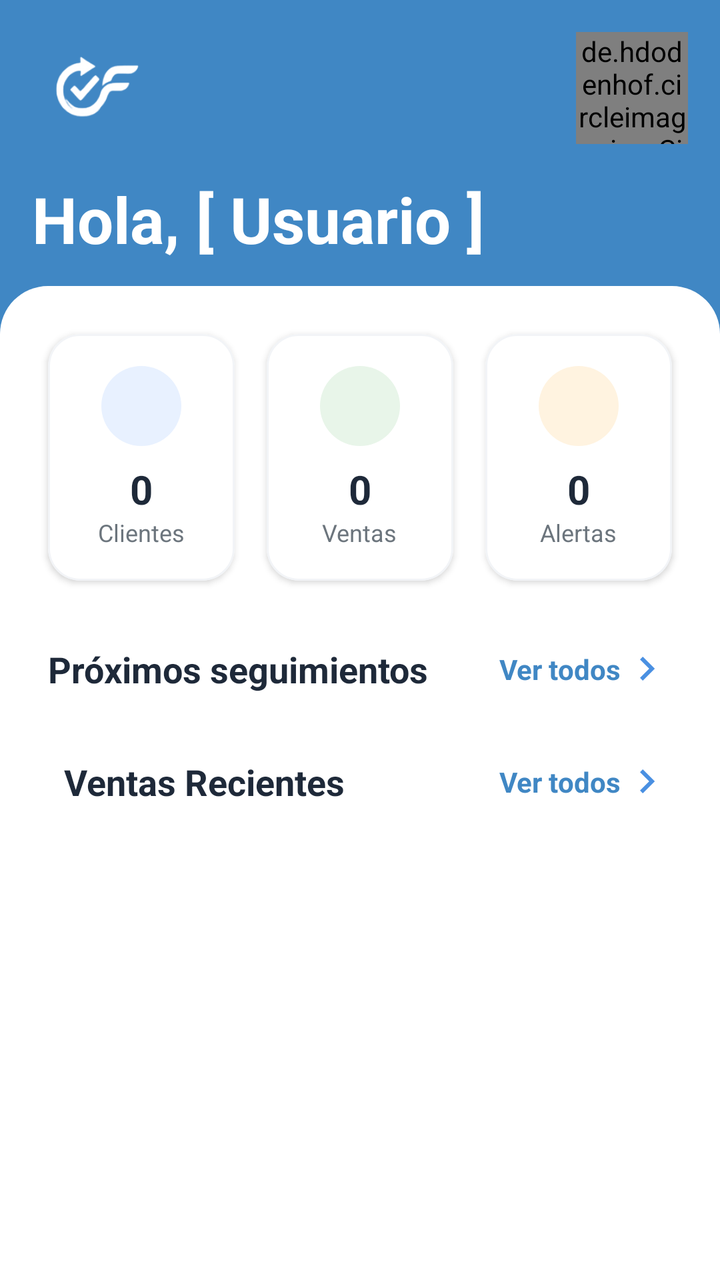
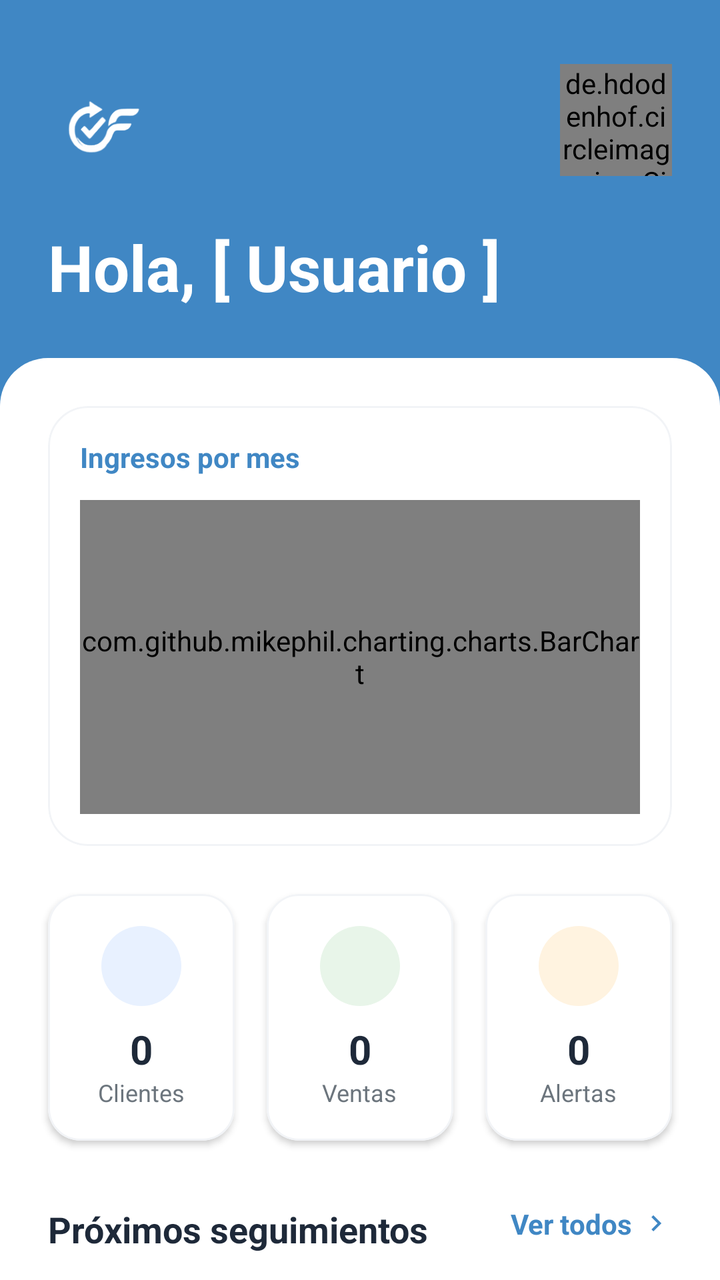

Two renders of the same Android screen: before a commit and after it. Below are the layout's source before the change and the commit's diff.
<!-- AndroidManifest.xml: application theme Theme.FollowUp -->
<!-- res/layout/fragment_inicio.xml -->
<?xml version="1.0" encoding="utf-8"?>
<androidx.coordinatorlayout.widget.CoordinatorLayout xmlns:android="http://schemas.android.com/apk/res/android"
    xmlns:app="http://schemas.android.com/apk/res-auto"
    xmlns:tools="http://schemas.android.com/tools"
    android:layout_width="match_parent"
    android:layout_height="match_parent"
    android:background="@color/primary_blue"
    tools:context=".fragments.InicioFragment">

    <com.google.android.material.appbar.AppBarLayout
        android:layout_width="match_parent"
        android:layout_height="wrap_content"
        android:background="@android:color/transparent"
        app:elevation="0dp">

        <androidx.constraintlayout.widget.ConstraintLayout
            android:layout_width="match_parent"
            android:layout_height="wrap_content"
            android:layout_marginBottom="12dp">

            <ImageView
                android:id="@+id/iv_logo_small"
                android:layout_width="56dp"
                android:layout_height="56dp"
                android:layout_margin="16dp"
                android:src="@mipmap/logo"
                app:layout_constraintStart_toStartOf="parent"
                app:layout_constraintTop_toTopOf="parent"
                app:tint="@color/white" />

            <de.hdodenhof.circleimageview.CircleImageView
                android:id="@+id/iv_profile_picture"
                android:layout_width="56dp"
                android:layout_height="56dp"
                android:layout_marginTop="16dp"
                android:layout_marginEnd="16dp"
                android:src="@android:color/darker_gray"
                app:civ_border_color="@color/white"
                app:civ_border_width="2dp"
                app:layout_constraintEnd_toEndOf="parent"
                app:layout_constraintTop_toTopOf="parent" />

            <TextView
                android:id="@+id/tv_saludo"
                android:layout_width="wrap_content"
                android:layout_height="wrap_content"
                android:layout_margin="16dp"
                android:text="Hola, [ Usuario ]"
                android:textColor="@color/white"
                android:textSize="32sp"
                android:textStyle="bold"
                app:layout_constraintStart_toStartOf="parent"
                app:layout_constraintTop_toBottomOf="@id/iv_logo_small" />

        </androidx.constraintlayout.widget.ConstraintLayout>
    </com.google.android.material.appbar.AppBarLayout>

    <androidx.core.widget.NestedScrollView
        android:layout_width="match_parent"
        android:layout_height="match_parent"
        android:background="@drawable/background_content_top_rounded"
        app:layout_behavior="@string/appbar_scrolling_view_behavior">

        <LinearLayout
            android:layout_width="match_parent"
            android:layout_height="wrap_content"
            android:orientation="vertical"
            android:padding="16dp">

            
            <LinearLayout
                android:layout_width="match_parent"
                android:layout_height="wrap_content"
                android:orientation="horizontal"
                android:weightSum="3">

                
                <com.google.android.material.card.MaterialCardView
                    android:id="@+id/card_clientes"
                    android:layout_width="0dp"
                    android:layout_height="wrap_content"
                    android:layout_margin="8dp"
                    android:layout_weight="1"
                    app:cardCornerRadius="16dp"
                    app:cardElevation="2dp"
                    app:strokeWidth="1dp"
                    app:strokeColor="#F2F4F7">
                    <LinearLayout
                        android:layout_width="match_parent"
                        android:layout_height="wrap_content"
                        android:gravity="center"
                        android:orientation="vertical"
                        android:padding="16dp">
                        <View
                            android:layout_width="40dp"
                            android:layout_height="40dp"
                            android:background="@drawable/background_circle_light_blue"
                            android:foreground="@drawable/ic_person"
                            android:foregroundTint="@color/primary_blue"
                            android:foregroundGravity="center"/>
                        <TextView
                            android:id="@+id/tv_count_clientes"
                            android:layout_width="wrap_content"
                            android:layout_height="wrap_content"
                            android:text="0"
                            android:textColor="@color/text_primary"
                            android:textSize="20sp"
                            android:textStyle="bold"
                            android:layout_marginTop="8dp"/>
                        <TextView
                            android:layout_width="wrap_content"
                            android:layout_height="wrap_content"
                            android:text="Clientes"
                            android:textColor="@color/text_secondary"
                            android:textSize="12sp" />
                    </LinearLayout>
                </com.google.android.material.card.MaterialCardView>

                
                <com.google.android.material.card.MaterialCardView
                    android:id="@+id/card_ventas"
                    android:layout_width="0dp"
                    android:layout_height="wrap_content"
                    android:layout_margin="8dp"
                    android:layout_weight="1"
                    app:cardCornerRadius="16dp"
                    app:cardElevation="2dp"
                    app:strokeWidth="1dp"
                    app:strokeColor="#F2F4F7">
                    <LinearLayout
                        android:layout_width="match_parent"
                        android:layout_height="wrap_content"
                        android:gravity="center"
                        android:orientation="vertical"
                        android:padding="16dp">
                        <View
                            android:layout_width="40dp"
                            android:layout_height="40dp"
                            android:background="@drawable/background_circle_light_green"
                            android:foreground="@drawable/ic_ventas"
                            android:foregroundTint="#27AE60"
                            android:foregroundGravity="center"/>
                        <TextView
                            android:id="@+id/tv_count_ventas"
                            android:layout_width="wrap_content"
                            android:layout_height="wrap_content"
                            android:text="0"
                            android:textColor="@color/text_primary"
                            android:textSize="20sp"
                            android:textStyle="bold"
                            android:layout_marginTop="8dp"/>
                        <TextView
                            android:layout_width="wrap_content"
                            android:layout_height="wrap_content"
                            android:text="Ventas"
                            android:textColor="@color/text_secondary"
                            android:textSize="12sp" />
                    </LinearLayout>
                </com.google.android.material.card.MaterialCardView>

                
                <com.google.android.material.card.MaterialCardView
                    android:id="@+id/card_alertas"
                    android:layout_width="0dp"
                    android:layout_height="wrap_content"
                    android:layout_margin="8dp"
                    android:layout_weight="1"
                    app:cardCornerRadius="16dp"
                    app:cardElevation="2dp"
                    app:strokeWidth="1dp"
                    app:strokeColor="#F2F4F7">
                    <LinearLayout
                        android:layout_width="match_parent"
                        android:layout_height="wrap_content"
                        android:gravity="center"
                        android:orientation="vertical"
                        android:padding="16dp">
                        <View
                            android:layout_width="40dp"
                            android:layout_height="40dp"
                            android:background="@drawable/background_circle_light_orange"
                            android:foreground="@android:drawable/ic_popup_reminder"
                            android:foregroundTint="#F2994A"
                            android:foregroundGravity="center"/>
                        <TextView
                            android:id="@+id/tv_count_alertas"
                            android:layout_width="wrap_content"
                            android:layout_height="wrap_content"
                            android:text="0"
                            android:textColor="@color/text_primary"
                            android:textSize="20sp"
                            android:textStyle="bold"
                            android:layout_marginTop="8dp"/>
                        <TextView
                            android:layout_width="wrap_content"
                            android:layout_height="wrap_content"
                            android:text="Alertas"
                            android:textColor="@color/text_secondary"
                            android:textSize="12sp" />
                    </LinearLayout>
                </com.google.android.material.card.MaterialCardView>
            </LinearLayout>

            
            <LinearLayout
                android:layout_width="match_parent"
                android:layout_height="wrap_content"
                android:layout_marginTop="24dp"
                android:layout_marginHorizontal="8dp">

                <TextView
                    android:layout_width="wrap_content"
                    android:layout_height="wrap_content"
                    android:text="Próximos seguimientos"
                    android:textColor="@color/text_primary"
                    android:textSize="18sp"
                    android:textStyle="bold" />

                <LinearLayout
                    android:layout_width="match_parent"
                    android:layout_height="match_parent"
                    android:gravity="end"
                    android:orientation="horizontal">

                    <TextView
                        android:id="@+id/tvToggle_Seguimientos"
                        android:layout_width="wrap_content"
                        android:layout_height="match_parent"
                        android:gravity="center"
                        android:text="Ver todos"
                        android:textColor="@color/primary_blue"
                        android:textSize="14sp"
                        android:textStyle="bold" />

                    <ImageView
                        android:id="@+id/ivToggle_Seguimientos"
                        android:layout_width="24dp"
                        android:layout_marginLeft="2dp"
                        android:layout_height="24dp"
                        android:contentDescription="Icono cliente"
                        android:src="@drawable/ic_toggle"
                        app:tint="#4A90E2" />

                </LinearLayout>

            </LinearLayout>

            <androidx.recyclerview.widget.RecyclerView
                android:id="@+id/rv_seguimientos"
                android:layout_width="match_parent"
                android:layout_height="wrap_content"
                android:layout_marginTop="8dp"
                android:nestedScrollingEnabled="false"
                tools:listitem="@layout/item_seguimiento_home" />

            
            
            <LinearLayout
                android:layout_width="match_parent"
                android:layout_height="wrap_content"
                android:layout_marginTop="24dp"
                android:layout_marginHorizontal="8dp">

                <TextView
                    android:layout_width="wrap_content"
                    android:layout_height="wrap_content"
                    android:layout_marginHorizontal="8dp"
                    android:text="Ventas Recientes"
                    android:textColor="@color/text_primary"
                    android:textSize="18sp"
                    android:textStyle="bold" />

                <LinearLayout
                    android:layout_width="match_parent"
                    android:layout_height="match_parent"
                    android:gravity="end"
                    android:orientation="horizontal">

                    <TextView
                        android:id="@+id/tvToggle_VentasRec"
                        android:layout_width="wrap_content"
                        android:layout_height="match_parent"
                        android:gravity="center"
                        android:text="Ver todos"
                        android:textColor="@color/primary_blue"
                        android:textSize="14sp"
                        android:textStyle="bold" />

                    <ImageView
                        android:id="@+id/ivToggle_VentasRec"
                        android:layout_width="24dp"
                        android:layout_marginLeft="2dp"
                        android:layout_height="24dp"
                        android:contentDescription="Icono cliente"
                        android:src="@drawable/ic_toggle"
                        app:tint="#4A90E2" />

                </LinearLayout>

            </LinearLayout>

            <androidx.recyclerview.widget.RecyclerView
                android:id="@+id/rv_ventas_recientes"
                android:layout_width="match_parent"
                android:layout_height="wrap_content"
                android:layout_marginTop="8dp"
                android:nestedScrollingEnabled="false"
                tools:listitem="@layout/item_seguimiento_home" />

        </LinearLayout>
    </androidx.core.widget.NestedScrollView>

</androidx.coordinatorlayout.widget.CoordinatorLayout>
<!-- res/layout/item_seguimiento_home.xml (included above) -->
<?xml version="1.0" encoding="utf-8"?>
<com.google.android.material.card.MaterialCardView xmlns:android="http://schemas.android.com/apk/res/android"
    xmlns:app="http://schemas.android.com/apk/res-auto"
    android:layout_width="match_parent"
    android:layout_height="wrap_content"
    android:layout_marginHorizontal="8dp"
    android:layout_marginVertical="4dp"
    app:cardCornerRadius="16dp"
    app:cardElevation="0dp"
    app:strokeWidth="1dp"
    app:strokeColor="#F2F4F7">

    <androidx.constraintlayout.widget.ConstraintLayout
        android:layout_width="match_parent"
        android:layout_height="wrap_content"
        android:padding="12dp">

        <View
            android:id="@+id/view_icon_bg"
            android:layout_width="40dp"
            android:layout_height="40dp"
            android:background="@drawable/background_circle_light_orange"
            app:layout_constraintBottom_toBottomOf="parent"
            app:layout_constraintStart_toStartOf="parent"
            app:layout_constraintTop_toTopOf="parent" />

        <ImageView
            android:id="@+id/iv_icon"
            android:layout_width="20dp"
            android:layout_height="20dp"
            android:src="@android:drawable/ic_menu_recent_history"
            app:tint="#F2994A"
            app:layout_constraintBottom_toBottomOf="@id/view_icon_bg"
            app:layout_constraintEnd_toEndOf="@id/view_icon_bg"
            app:layout_constraintStart_toStartOf="@id/view_icon_bg"
            app:layout_constraintTop_toTopOf="@id/view_icon_bg" />

        <TextView
            android:id="@+id/tv_cliente_nombre"
            android:layout_width="0dp"
            android:layout_height="wrap_content"
            android:layout_marginStart="12dp"
            android:text="Cliente"
            android:textColor="@color/text_primary"
            android:textSize="14sp"
            android:textStyle="bold"
            app:layout_constraintEnd_toStartOf="@+id/tv_fecha"
            app:layout_constraintStart_toEndOf="@id/view_icon_bg"
            app:layout_constraintTop_toTopOf="parent" />

        <TextView
            android:id="@+id/tv_producto_nombre"
            android:layout_width="0dp"
            android:layout_height="wrap_content"
            android:layout_marginStart="12dp"
            android:text="Nombre Producto"
            android:textColor="@color/text_secondary"
            android:textSize="12sp"
            app:layout_constraintEnd_toStartOf="@+id/tv_hora"
            app:layout_constraintStart_toEndOf="@id/view_icon_bg"
            app:layout_constraintTop_toBottomOf="@id/tv_cliente_nombre" />

        <TextView
            android:id="@+id/tv_fecha"
            android:layout_width="wrap_content"
            android:layout_height="wrap_content"
            android:text="06-mar"
            android:textColor="@color/text_primary"
            android:textSize="14sp"
            android:textStyle="bold"
            app:layout_constraintEnd_toEndOf="parent"
            app:layout_constraintTop_toTopOf="parent" />

        <TextView
            android:id="@+id/tv_hora"
            android:layout_width="wrap_content"
            android:layout_height="wrap_content"
            android:text="10:00"
            android:textColor="@color/text_secondary"
            android:textSize="12sp"
            app:layout_constraintEnd_toEndOf="parent"
            app:layout_constraintTop_toBottomOf="@id/tv_fecha" />

    </androidx.constraintlayout.widget.ConstraintLayout>
</com.google.android.material.card.MaterialCardView>
<!-- resources referenced by this layout -->
<resources>
  <color name="primary_blue">#4087C4</color>
  <color name="text_primary">#1E2939</color>
  <color name="text_secondary">#6C757D</color>
  <color name="white">#FFFFFFFF</color>
  <!-- drawable background_circle_light_blue (drawable) -->
  <?xml version="1.0" encoding="utf-8"?>
  <shape xmlns:android="http://schemas.android.com/apk/res/android"
      android:shape="oval">
      <solid android:color="#E8F1FF" />
  </shape>
  <!-- drawable background_circle_light_green (drawable) -->
  <?xml version="1.0" encoding="utf-8"?>
  <shape xmlns:android="http://schemas.android.com/apk/res/android"
      android:shape="oval">
      <solid android:color="#E8F5E9" />
  </shape>
  <!-- drawable background_circle_light_orange (drawable) -->
  <?xml version="1.0" encoding="utf-8"?>
  <shape xmlns:android="http://schemas.android.com/apk/res/android"
      android:shape="oval">
      <solid android:color="#FFF3E0" />
  </shape>
  <!-- drawable background_content_top_rounded (drawable) -->
  <?xml version="1.0" encoding="utf-8"?>
  <shape xmlns:android="http://schemas.android.com/apk/res/android"
      android:shape="rectangle">
      <solid android:color="@color/white" />
      <corners
          android:topLeftRadius="24dp"
          android:topRightRadius="24dp" />
  </shape>
  <!-- drawable ic_person (drawable) -->
  <vector xmlns:android="http://schemas.android.com/apk/res/android" android:height="24dp" android:tint="#4087C4" android:viewportHeight="24" android:viewportWidth="24" android:width="24dp">
        
      <path android:fillColor="@android:color/white" android:pathData="M12,12c2.21,0 4,-1.79 4,-4s-1.79,-4 -4,-4 -4,1.79 -4,4 1.79,4 4,4zM12,14c-2.67,0 -8,1.34 -8,4v2h16v-2c0,-2.66 -5.33,-4 -8,-4z"/>
      
  </vector>
  <!-- drawable ic_toggle (drawable) -->
  <vector xmlns:android="http://schemas.android.com/apk/res/android" android:autoMirrored="true" android:height="24dp" android:tint="#000000" android:viewportHeight="960" android:viewportWidth="960" android:width="24dp">
        
      <path android:fillColor="@android:color/white" android:pathData="M504,480L320,296L376,240L616,480L376,720L320,664L504,480Z"/>
      
  </vector>
  <!-- drawable ic_ventas (drawable) -->
  <vector xmlns:android="http://schemas.android.com/apk/res/android" android:height="24dp" android:tint="#000000" android:viewportHeight="960" android:viewportWidth="960" android:width="24dp">
        
      <path android:fillColor="@android:color/white" android:pathData="M223.5,856.5Q200,833 200,800Q200,767 223.5,743.5Q247,720 280,720Q313,720 336.5,743.5Q360,767 360,800Q360,833 336.5,856.5Q313,880 280,880Q247,880 223.5,856.5ZM623.5,856.5Q600,833 600,800Q600,767 623.5,743.5Q647,720 680,720Q713,720 736.5,743.5Q760,767 760,800Q760,833 736.5,856.5Q713,880 680,880Q647,880 623.5,856.5ZM246,240L342,440L622,440Q622,440 622,440Q622,440 622,440L732,240Q732,240 732,240Q732,240 732,240L246,240ZM208,160L798,160Q821,160 833,180.5Q845,201 834,222L692,478Q681,498 662.5,509Q644,520 622,520L324,520L280,600Q280,600 280,600Q280,600 280,600L760,600L760,680L280,680Q235,680 212,640.5Q189,601 210,562L264,464L120,160L40,160L40,80L170,80L208,160ZM342,440L342,440L622,440Q622,440 622,440Q622,440 622,440L622,440L342,440Z"/>
      
  </vector>
  <!-- mipmap logo: png bitmap (mipmap-hdpi, 4698 bytes) -->
  <style name="Theme.FollowUp" parent="Theme.MaterialComponents.DayNight.NoActionBar">
          <item name="colorPrimary">@color/primary_blue</item>
          <item name="colorPrimaryVariant">@color/primary_blue</item>
          <item name="colorOnPrimary">@color/white</item>
          <item name="android:windowBackground">@color/white</item>
      </style>
</resources>

<!-- the commit's change to res/layout/fragment_inicio.xml (unified diff, before → after) -->
@@ -16,13 +16,13 @@
         <androidx.constraintlayout.widget.ConstraintLayout
             android:layout_width="match_parent"
             android:layout_height="wrap_content"
-            android:layout_marginBottom="12dp">
+            android:padding="24dp">
 
             <ImageView
                 android:id="@+id/iv_logo_small"
-                android:layout_width="56dp"
-                android:layout_height="56dp"
-                android:layout_margin="16dp"
+                android:layout_width="48dp"
+                android:layout_height="48dp"
+                android:layout_marginTop="16dp"
                 android:src="@mipmap/logo"
                 app:layout_constraintStart_toStartOf="parent"
                 app:layout_constraintTop_toTopOf="parent"
@@ -32,8 +32,7 @@
                 android:id="@+id/iv_profile_picture"
                 android:layout_width="56dp"
                 android:layout_height="56dp"
-                android:layout_marginTop="16dp"
-                android:layout_marginEnd="16dp"
+                android:layout_marginTop="8dp"
                 android:src="@android:color/darker_gray"
                 app:civ_border_color="@color/white"
                 app:civ_border_width="2dp"
@@ -44,7 +43,7 @@
                 android:id="@+id/tv_saludo"
                 android:layout_width="wrap_content"
                 android:layout_height="wrap_content"
-                android:layout_margin="16dp"
+                android:layout_marginTop="24dp"
                 android:text="Hola, [ Usuario ]"
                 android:textColor="@color/white"
                 android:textSize="32sp"
@@ -68,13 +67,42 @@
             android:padding="16dp">
 
             
+            <com.google.android.material.card.MaterialCardView
+                android:layout_width="match_parent"
+                android:layout_height="220dp"
+                android:layout_margin="8dp"
+                app:cardCornerRadius="20dp"
+                app:cardElevation="0dp"
+                app:strokeWidth="1dp"
+                app:strokeColor="#F2F4F7">
+                <LinearLayout
+                    android:layout_width="match_parent"
+                    android:layout_height="match_parent"
+                    android:orientation="vertical"
+                    android:padding="16dp">
+                    <TextView
+                        android:layout_width="wrap_content"
+                        android:layout_height="wrap_content"
+                        android:text="Ingresos por mes"
+                        android:textColor="@color/primary_blue"
+                        android:textSize="14sp"
+                        android:textStyle="bold"
+                        android:layout_marginBottom="12dp"/>
+                    <com.github.mikephil.charting.charts.BarChart
+                        android:id="@+id/barChart"
+                        android:layout_width="match_parent"
+                        android:layout_height="match_parent" />
+                </LinearLayout>
+            </com.google.android.material.card.MaterialCardView>
+
+            
             <LinearLayout
                 android:layout_width="match_parent"
                 android:layout_height="wrap_content"
                 android:orientation="horizontal"
-                android:weightSum="3">
-
-                
+                android:weightSum="3"
+                android:layout_marginTop="8dp">
+
                 <com.google.android.material.card.MaterialCardView
                     android:id="@+id/card_clientes"
                     android:layout_width="0dp"
@@ -116,7 +144,6 @@
                     </LinearLayout>
                 </com.google.android.material.card.MaterialCardView>
 
-                
                 <com.google.android.material.card.MaterialCardView
                     android:id="@+id/card_ventas"
                     android:layout_width="0dp"
@@ -158,9 +185,7 @@
                     </LinearLayout>
                 </com.google.android.material.card.MaterialCardView>
 
-                
                 <com.google.android.material.card.MaterialCardView
-                    android:id="@+id/card_alertas"
                     android:layout_width="0dp"
                     android:layout_height="wrap_content"
                     android:layout_margin="8dp"
@@ -202,12 +227,11 @@
             </LinearLayout>
 
             
-            <LinearLayout
+            <RelativeLayout
                 android:layout_width="match_parent"
                 android:layout_height="wrap_content"
                 android:layout_marginTop="24dp"
                 android:layout_marginHorizontal="8dp">
-
                 <TextView
                     android:layout_width="wrap_content"
                     android:layout_height="wrap_content"
@@ -215,35 +239,31 @@
                     android:textColor="@color/text_primary"
                     android:textSize="18sp"
                     android:textStyle="bold" />
-
                 <LinearLayout
-                    android:layout_width="match_parent"
-                    android:layout_height="match_parent"
-                    android:gravity="end"
-                    android:orientation="horizontal">
-
+                    android:id="@+id/layoutToggle_Seguimientos"
+                    android:layout_width="wrap_content"
+                    android:layout_height="wrap_content"
+                    android:layout_alignParentEnd="true"
+                    android:gravity="center_vertical"
+                    android:clickable="true"
+                    android:focusable="true">
                     <TextView
                         android:id="@+id/tvToggle_Seguimientos"
                         android:layout_width="wrap_content"
-                        android:layout_height="match_parent"
-                        android:gravity="center"
+                        android:layout_height="wrap_content"
                         android:text="Ver todos"
                         android:textColor="@color/primary_blue"
                         android:textSize="14sp"
                         android:textStyle="bold" />
-
                     <ImageView
                         android:id="@+id/ivToggle_Seguimientos"
-                        android:layout_width="24dp"
-                        android:layout_marginLeft="2dp"
-                        android:layout_height="24dp"
-                        android:contentDescription="Icono cliente"
-                        android:src="@drawable/ic_toggle"
-                        app:tint="#4A90E2" />
-
+                        android:layout_width="16dp"
+                        android:layout_height="16dp"
+                        android:src="@drawable/ic_right_arrow"
+                        app:tint="@color/primary_blue"
+                        android:layout_marginStart="4dp"/>
                 </LinearLayout>
-
-            </LinearLayout>
+            </RelativeLayout>
 
             <androidx.recyclerview.widget.RecyclerView
                 android:id="@+id/rv_seguimientos"
@@ -254,50 +274,43 @@
                 tools:listitem="@layout/item_seguimiento_home" />
 
             
-            
-            <LinearLayout
+            <RelativeLayout
                 android:layout_width="match_parent"
                 android:layout_height="wrap_content"
                 android:layout_marginTop="24dp"
                 android:layout_marginHorizontal="8dp">
-
                 <TextView
                     android:layout_width="wrap_content"
                     android:layout_height="wrap_content"
-                    android:layout_marginHorizontal="8dp"
-                    android:text="Ventas Recientes"
+                    android:text="¿Ventas Recientes?"
                     android:textColor="@color/text_primary"
                     android:textSize="18sp"
                     android:textStyle="bold" />
-
                 <LinearLayout
-                    android:layout_width="match_parent"
-                    android:layout_height="match_parent"
-                    android:gravity="end"
-                    android:orientation="horizontal">
-
+                    android:id="@+id/layoutToggle_VentasRec"
+                    android:layout_width="wrap_content"
+                    android:layout_height="wrap_content"
+                    android:layout_alignParentEnd="true"
+                    android:gravity="center_vertical"
+                    android:clickable="true"
+                    android:focusable="true">
                     <TextView
                         android:id="@+id/tvToggle_VentasRec"
                         android:layout_width="wrap_content"
-                        android:layout_height="match_parent"
-                        android:gravity="center"
+                        android:layout_height="wrap_content"
                         android:text="Ver todos"
                         android:textColor="@color/primary_blue"
                         android:textSize="14sp"
                         android:textStyle="bold" />
-
                     <ImageView
                         android:id="@+id/ivToggle_VentasRec"
-                        android:layout_width="24dp"
-                        android:layout_marginLeft="2dp"
-                        android:layout_height="24dp"
-                        android:contentDescription="Icono cliente"
-                        android:src="@drawable/ic_toggle"
-                        app:tint="#4A90E2" />
-
+                        android:layout_width="16dp"
+                        android:layout_height="16dp"
+                        android:src="@drawable/ic_right_arrow"
+                        app:tint="@color/primary_blue"
+                        android:layout_marginStart="4dp"/>
                 </LinearLayout>
-
-            </LinearLayout>
+            </RelativeLayout>
 
             <androidx.recyclerview.widget.RecyclerView
                 android:id="@+id/rv_ventas_recientes"
<!-- resource entries referenced after the edit -->
@@ -37,10 +37,10 @@
       <path android:fillColor="@android:color/white" android:pathData="M12,12c2.21,0 4,-1.79 4,-4s-1.79,-4 -4,-4 -4,1.79 -4,4 1.79,4 4,4zM12,14c-2.67,0 -8,1.34 -8,4v2h16v-2c0,-2.66 -5.33,-4 -8,-4z"/>
       
   </vector>
-  <!-- drawable ic_toggle (drawable) -->
-  <vector xmlns:android="http://schemas.android.com/apk/res/android" android:autoMirrored="true" android:height="24dp" android:tint="#000000" android:viewportHeight="960" android:viewportWidth="960" android:width="24dp">
+  <!-- drawable ic_right_arrow (drawable) -->
+  <vector xmlns:android="http://schemas.android.com/apk/res/android" android:autoMirrored="true" android:height="24dp" android:tint="#777780" android:viewportHeight="24" android:viewportWidth="24" android:width="24dp">
         
-      <path android:fillColor="@android:color/white" android:pathData="M504,480L320,296L376,240L616,480L376,720L320,664L504,480Z"/>
+      <path android:fillColor="@android:color/white" android:pathData="M8.59,16.59L13.17,12 8.59,7.41 10,6l6,6 -6,6 -1.41,-1.41z"/>
       
   </vector>
   <!-- drawable ic_ventas (drawable) -->
